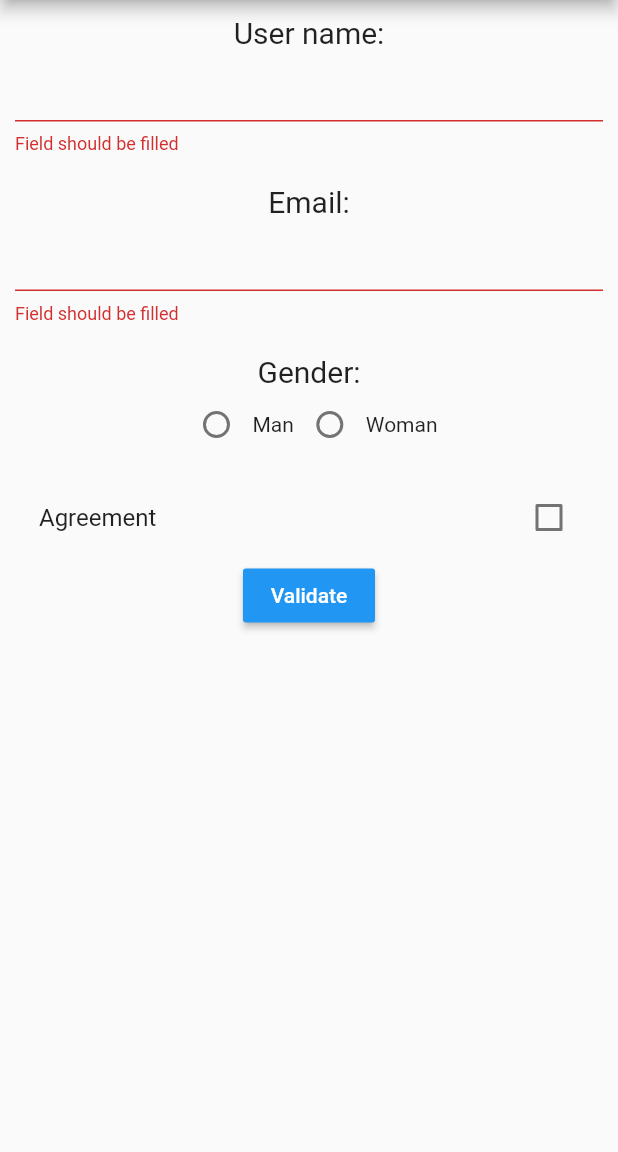
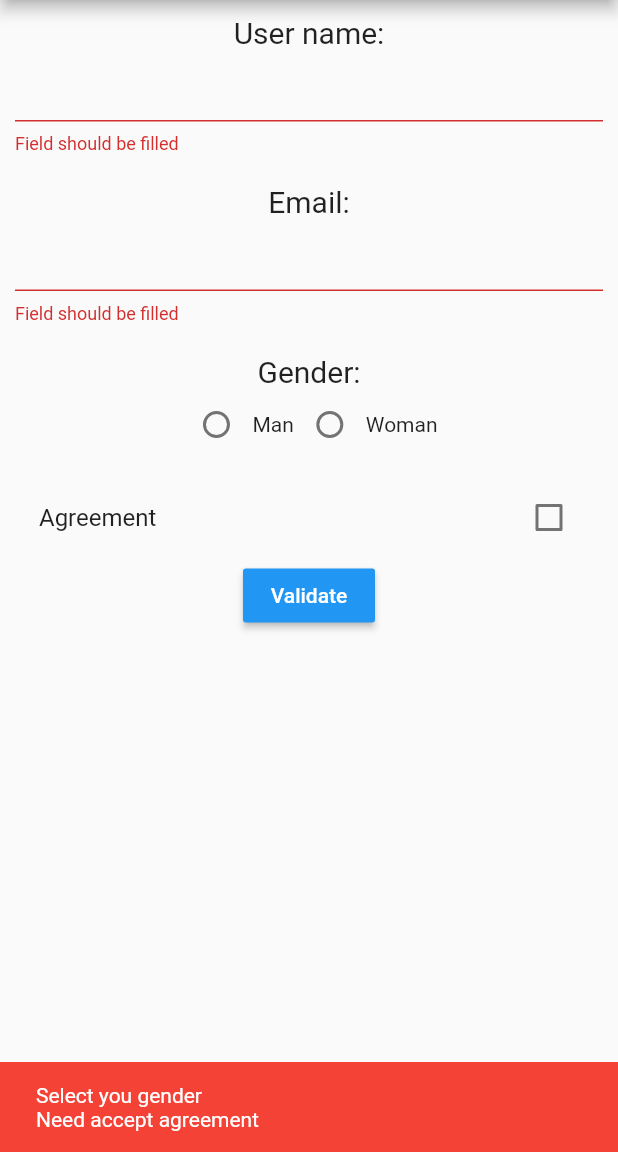
Before and after one commit to shumidub/flutter_demo, a Flutter app: the screen it shows after launch, after a tap on "Validate", on a phone screen of 412 x 824 dp, the part 84-1236 px from its top. Run offline on Flutter 3.47's test engine with Material 2 defaults, Android fonts, the phone set to English and light mode, and no system bars.

Commit message:
add error snackbar

```diff
--- a/lib/MyForm.dart
+++ b/lib/MyForm.dart
@@ -56,7 +56,17 @@ class MyFormState extends State<MyForm> {
 
               RaisedButton(
                 onPressed: (){
-                  if (_formKey.currentState.validate()){
+                  String text;
+                  if (_gender == null) text = 'Select you gender';
+                  if (_agreement == false) text = text + '\nNeed accept agreement';
+
+                  if (text != null){
+                    Scaffold.of(context).showSnackBar(
+                        SnackBar(content: Text(text), backgroundColor : Colors.red[500])
+                    );
+                  }
+
+                  if (_formKey.currentState.validate() && text == null){
                     Scaffold.of(context).showSnackBar(
                       SnackBar(content: Text("Fields are succesfully filled!"), backgroundColor : Colors.green[500])
                     );
```
